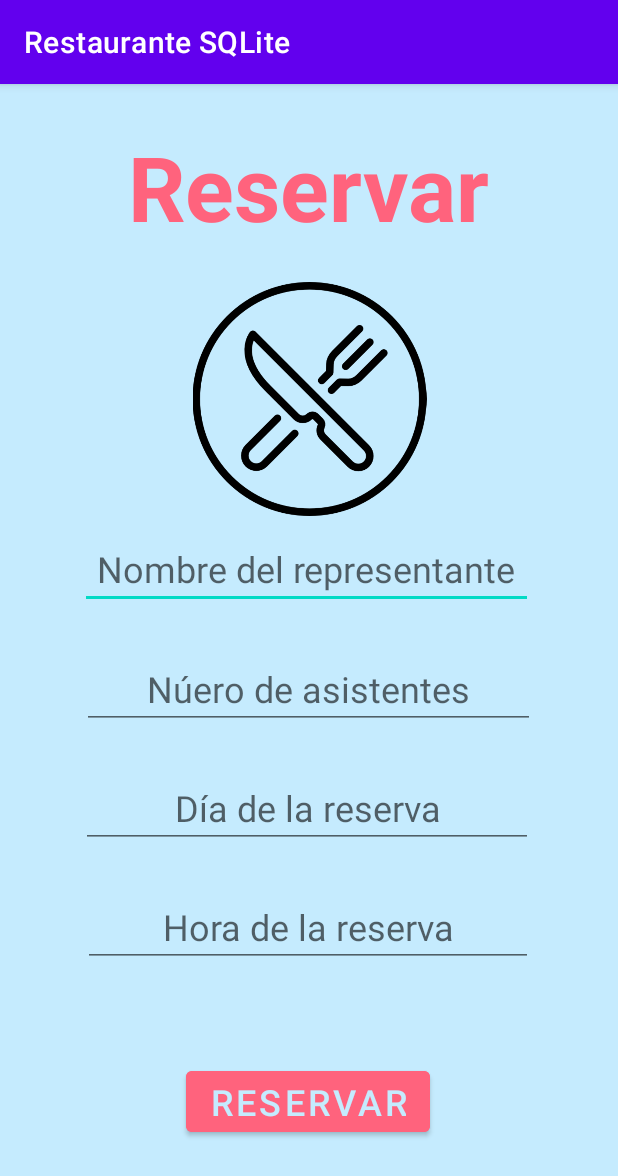
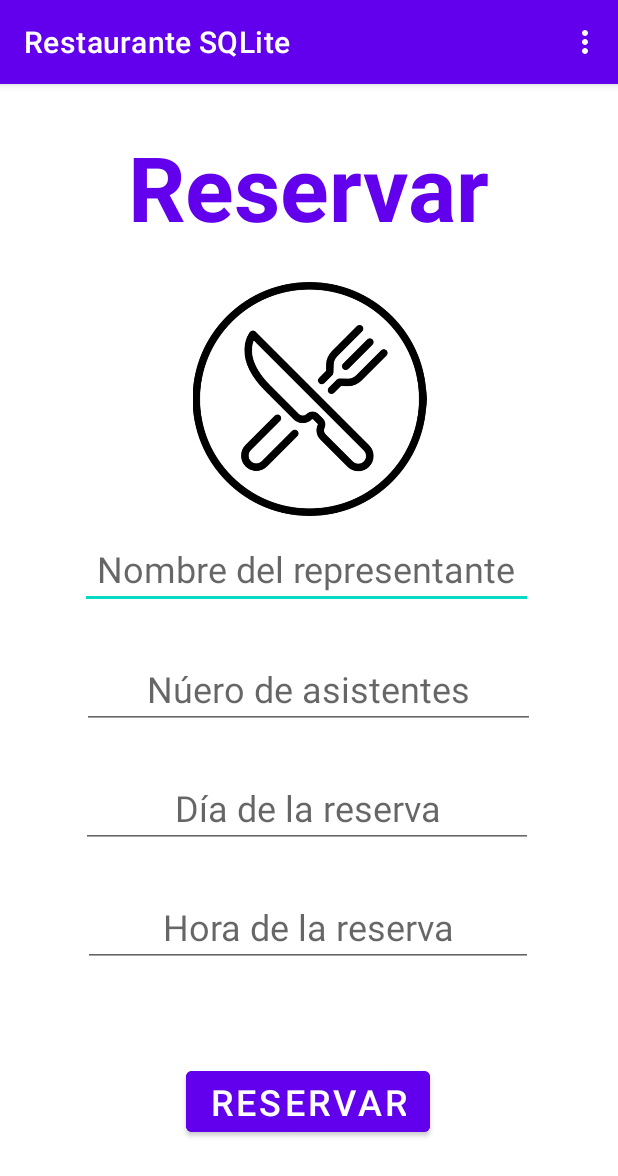
Before and after one commit to janierzapata/proyecto_moviles, an Android app: the Reservas screen opened directly, with no data from a screen before it, on a phone screen of 412 x 824 dp. Shown: the top 1176 px of the screen. Run offline under Robolectric (Android 15) with nearby library versions, the light colour scheme and no system bars.

Commit message:
se agrego menu overflow yrutas para dos vistas

```diff
--- a/app/src/main/AndroidManifest.xml
+++ b/app/src/main/AndroidManifest.xml
@@ -10,7 +10,6 @@
         android:supportsRtl="true"
         android:theme="@style/Theme.RestauranteSQLite">
         <activity android:name=".Index"></activity>
-        <activity android:name=".Horarios" />
         <activity android:name=".Reservas" />
         <activity android:name=".Registrar" />
         <activity android:name=".MainActivity">
--- a/app/src/main/res/layout/activity_reservas.xml
+++ b/app/src/main/res/layout/activity_reservas.xml
@@ -4,7 +4,7 @@
     xmlns:tools="http://schemas.android.com/tools"
     android:layout_width="match_parent"
     android:layout_height="match_parent"
-    android:background="@color/azulpastel"
+    android:background="@color/white"
     tools:context=".Reservas">
 
     <TextView
@@ -14,7 +14,7 @@
         android:layout_marginTop="28dp"
         android:text="@string/TituloReservas"
         android:textAlignment="center"
-        android:textColor="@color/rojopastel"
+        android:textColor="@color/purple_500"
         android:textSize="60sp"
         android:textStyle="bold"
         app:layout_constraintEnd_toEndOf="parent"
@@ -89,9 +89,9 @@
         android:id="@+id/button"
         android:layout_width="wrap_content"
         android:layout_height="wrap_content"
-        android:backgroundTint="@color/rojopastel"
+        android:backgroundTint="@color/purple_500"
         android:text="@string/btn_reservar"
-        android:textColor="@color/azulpastel"
+        android:textColor="@color/white"
         android:textSize="24sp"
         app:layout_constraintBottom_toBottomOf="parent"
         app:layout_constraintEnd_toEndOf="parent"
--- /dev/null
+++ b/app/src/main/res/menu/menu.xml
@@ -0,0 +1,26 @@
+<?xml version="1.0" encoding="utf-8"?>
+<menu xmlns:app="http://schemas.android.com/apk/res-auto"
+    xmlns:android="http://schemas.android.com/apk/res/android">
+
+    <item
+        android:id="@+id/item_index"
+        android:title="@string/item_inicio" />
+    <item
+        android:id="@+id/item_reservar"
+        android:title="@string/item_reservar" />
+    <item
+        android:id="@+id/item_mis_reservas"
+        android:title="@string/item_mis_reservas" />
+    <item
+        android:id="@+id/item_cancelar"
+        android:title="@string/item_cancelar" />
+    <item
+        android:id="@+id/item_editar"
+        android:title="@string/item_editar" />
+    <item
+        android:id="@+id/item_menu"
+        android:title="@string/item_menu" />
+    <item
+        android:id="@+id/item_salir"
+        android:title="@string/item_salir" />
+</menu>
--- a/app/src/main/res/values/strings.xml
+++ b/app/src/main/res/values/strings.xml
@@ -27,4 +27,13 @@
     <string name="TituloHorario">Horarios</string>
 
 
+    <string name="item_inicio">Inicio</string>
+    <string name="item_reservar">Reservar</string>
+    <string name="item_mis_reservas">Mis Reservas</string>
+    <string name="item_cancelar">Cancelar Reservas</string>
+    <string name="item_menu">Menú</string>
+    <string name="item_editar">Cambiar Reserva</string>
+    <string name="item_salir">Salir</string>
+
+
 </resources>
```
Also changed, not shown: app/src/main/java/com/example/restaurantesqlite/Horarios.java (deleted, +0 -16 lines), app/src/main/java/com/example/restaurantesqlite/Index.java (+58 -0 lines), app/src/main/java/com/example/restaurantesqlite/MainActivity.java (+4 -4 lines), app/src/main/java/com/example/restaurantesqlite/Registrar.java (+0 -16 lines), app/src/main/java/com/example/restaurantesqlite/Reservas.java (+58 -0 lines), app/src/main/res/layout/activity_horarios.xml (deleted, +0 -33 lines), app/src/main/res/layout/activity_index.xml (+16 -11 lines), app/src/main/res/layout/activity_registrar.xml (+5 -5 lines), app/src/main/res/layout/login.xml (+5 -5 lines), app/src/main/res/drawable/icon_back.png (added).
